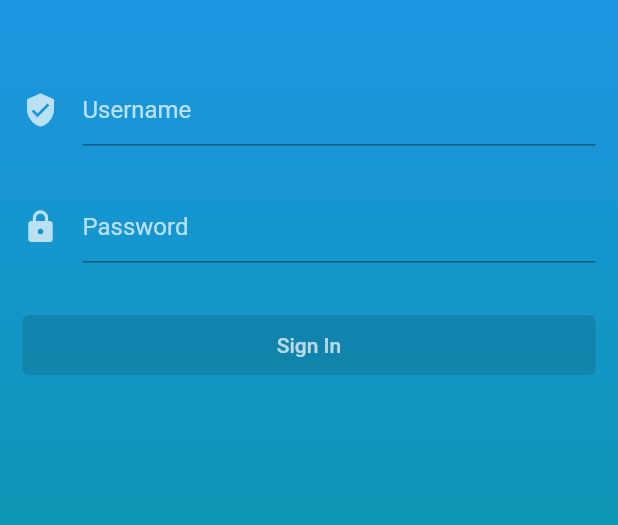
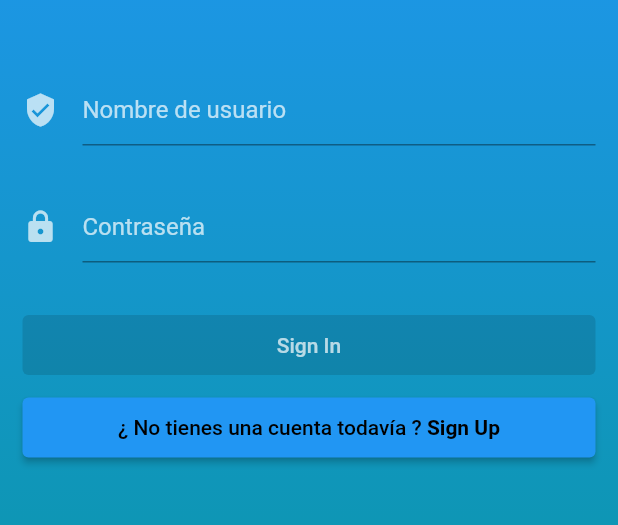
Before and after one commit to YourCourt/YourCourt-MobileFrontend, a Flutter app: the screen it shows after launch, on a phone screen of 412 x 824 dp, the part 192-717 px from its top. Run offline on Flutter 3.47's test engine with Material 2 defaults, Android fonts, the phone set to English and light mode, and no system bars; our stand-ins replace shared_preferences; missing offline and left inert: shared_preferences_web; accounts and stored records are empty.

Commit message:
User Registration
Se ha completado el registro de usuario (sin validación frontend)

```diff
--- a/lib/main.dart
+++ b/lib/main.dart
@@ -2,7 +2,7 @@
 import 'package:flutter/material.dart';
 import 'package:shared_preferences/shared_preferences.dart';
 import 'package:yourcourt/src/Menu.dart';
-import 'package:yourcourt/src/login.dart';
+import 'package:yourcourt/src/Screens/LoginPage.dart';
 
 void main() => runApp(MyApp());
 
--- /dev/null
+++ b/lib/src/Screens/LoginPage.dart
@@ -0,0 +1,171 @@
+import 'dart:convert';
+import 'dart:io';
+import 'package:flutter/material.dart';
+import 'package:flutter/services.dart';
+import 'package:http/http.dart' as http;
+import 'package:shared_preferences/shared_preferences.dart';
+import 'package:yourcourt/src/Utiles/already_have_an_account_check.dart';
+import '../../main.dart';
+import 'SignUpPage.dart';
+
+
+class LoginPage extends StatefulWidget {
+
+  @override
+  _LoginPageState createState() => _LoginPageState();
+}
+
+class _LoginPageState extends State<LoginPage> {
+
+  bool _isLoading = false;
+
+  @override
+  Widget build(BuildContext context) {
+    SystemChrome.setSystemUIOverlayStyle(SystemUiOverlayStyle.light.copyWith(statusBarColor: Colors.transparent));
+    return Scaffold(
+      body: Container(
+        decoration: BoxDecoration(
+          gradient: LinearGradient(
+              colors: [Colors.blue, Colors.teal],
+              begin: Alignment.topCenter,
+              end: Alignment.bottomCenter),
+        ),
+        child: _isLoading ? Center(child: CircularProgressIndicator()) : ListView(
+          children: <Widget>[
+            headerSection(),
+            textSection(),
+            buttonSection(),
+            registerSection(),
+          ],
+        ),
+      ),
+    );
+  }
+
+
+  signIn(String username, password) async {
+    SharedPreferences sharedPreferences = await SharedPreferences.getInstance();
+    Map data = {
+      'username': username,
+      'password': password
+    };
+
+    var jsonResponse;
+    print('JSON encode: ${json.encode(data)}');
+    var response = await http.post("https://dev-yourcourt-api.herokuapp.com/auth/login", body: json.encode(data), headers: {"Accept" : "application/json", "Content-type":"application/json"});
+    if(response.statusCode == 201) {
+      jsonResponse = json.decode(response.body);
+      if(jsonResponse != null) {
+        setState(() {
+          _isLoading = true;
+        });
+        sharedPreferences.setString("token", jsonResponse['token']);
+        sharedPreferences.setString("username", username);
+        print("Username: ${sharedPreferences.get("username")}");
+        Navigator.of(context).pushAndRemoveUntil(MaterialPageRoute(builder: (BuildContext context) =>   MainPage()), (Route<dynamic> route) => false);
+      }
+    }
+    else {
+      setState(() {
+        _isLoading = false;
+      });
+      print(response.body);
+    }
+  }
+
+  Container registerSection() {
+    return Container(
+      width: MediaQuery.of(context).size.width,
+      height: 40.0,
+      padding: EdgeInsets.symmetric(horizontal: 15.0),
+      margin: EdgeInsets.only(top: 15.0),
+      child: ElevatedButton(
+        onPressed: () {
+          Navigator.of(context).pushAndRemoveUntil(MaterialPageRoute(builder: (BuildContext context) =>   SignUpPage()), (Route<dynamic> route) => false);
+        },
+        child: AlreadyHaveAnAccountCheck(
+          login: true,
+          press: () {
+            Navigator.push(
+              context,
+              MaterialPageRoute(
+                builder: (context) {
+                  return SignUpPage();
+                },
+              ),
+            );
+          },
+        ),
+
+      ),
+    );
+  }
+  Container buttonSection() {
+    return Container(
+      width: MediaQuery.of(context).size.width,
+      height: 40.0,
+      padding: EdgeInsets.symmetric(horizontal: 15.0),
+      margin: EdgeInsets.only(top: 15.0),
+      child: ElevatedButton(
+        onPressed: usernameController.text == "" || passwordController.text == "" ? null : () {
+          setState(() {
+            _isLoading = true;
+          });
+          signIn(usernameController.text, passwordController.text);
+        },
+        child: Text("Sign In", style: TextStyle(color: Colors.white70)),
+      ),
+    );
+  }
+
+  final TextEditingController usernameController = new TextEditingController();
+  final TextEditingController passwordController = new TextEditingController();
+
+  Container textSection() {
+    return Container(
+      padding: EdgeInsets.symmetric(horizontal: 15.0, vertical: 20.0),
+      child: Column(
+        children: <Widget>[
+          TextFormField(
+            controller: usernameController,
+            cursorColor: Colors.white,
+            style: TextStyle(color: Colors.black),
+            decoration: InputDecoration(
+              icon: Icon(Icons.verified_user, color: Colors.white70),
+              hintText: "Nombre de usuario",
+              border: UnderlineInputBorder(borderSide: BorderSide(color: Colors.white70)),
+              hintStyle: TextStyle(color: Colors.white70),
+            ),
+          ),
+          SizedBox(height: 30.0),
+          TextFormField(
+            controller: passwordController,
+            cursorColor: Colors.white,
+            obscureText: true,
+            style: TextStyle(color: Colors.white70),
+            decoration: InputDecoration(
+              icon: Icon(Icons.lock, color: Colors.white70),
+              hintText: "Contraseña",
+              border: UnderlineInputBorder(borderSide: BorderSide(color: Colors.white70)),
+              hintStyle: TextStyle(color: Colors.white70),
+            ),
+          ),
+        ],
+      ),
+    );
+  }
+
+  Container headerSection() {
+    return Container(
+      margin: EdgeInsets.only(top: 50.0),
+      padding: EdgeInsets.symmetric(horizontal: 20.0, vertical: 30.0),
+      child: Text("YourCourt",
+          style: TextStyle(
+              color: Colors.white70,
+              fontSize: 40.0,
+              fontWeight: FontWeight.bold)),
+    );
+  }
+
+
+}
--- /dev/null
+++ b/lib/src/Utiles/already_have_an_account_check.dart
@@ -0,0 +1,34 @@
+import 'package:flutter/material.dart';
+
+class AlreadyHaveAnAccountCheck extends StatelessWidget {
+  final bool login;
+  final Function press;
+  const AlreadyHaveAnAccountCheck({
+    Key key,
+    this.login = true,
+    this.press,
+  }) : super(key: key);
+
+  @override
+  Widget build(BuildContext context) {
+    return Row(
+      mainAxisAlignment: MainAxisAlignment.center,
+      children: <Widget>[
+        Text(
+          login ? "¿ No tienes una cuenta todavía ? " : "¿ Ya tienes una cuenta ? ",
+          style: TextStyle(color: Colors.black),
+        ),
+        GestureDetector(
+          onTap: press,
+          child: Text(
+            login ? "Sign Up" : "Sign In",
+            style: TextStyle(
+              color: Colors.black,
+              fontWeight: FontWeight.bold,
+            ),
+          ),
+        )
+      ],
+    );
+  }
+}
--- a/lib/src/login.dart
+++ /dev/null
@@ -1,139 +0,0 @@
-import 'dart:convert';
-import 'dart:io';
-import 'package:flutter/material.dart';
-import 'package:flutter/services.dart';
-import 'package:http/http.dart' as http;
-import 'package:shared_preferences/shared_preferences.dart';
-import '../main.dart';
-
-
-class LoginPage extends StatefulWidget {
-
-  @override
-  _LoginPageState createState() => _LoginPageState();
-}
-
-class _LoginPageState extends State<LoginPage> {
-
-  bool _isLoading = false;
-
-  @override
-  Widget build(BuildContext context) {
-    SystemChrome.setSystemUIOverlayStyle(SystemUiOverlayStyle.light.copyWith(statusBarColor: Colors.transparent));
-    return Scaffold(
-      body: Container(
-        decoration: BoxDecoration(
-          gradient: LinearGradient(
-              colors: [Colors.blue, Colors.teal],
-              begin: Alignment.topCenter,
-              end: Alignment.bottomCenter),
-        ),
-        child: _isLoading ? Center(child: CircularProgressIndicator()) : ListView(
-          children: <Widget>[
-            headerSection(),
-            textSection(),
-            buttonSection(),
-          ],
-        ),
-      ),
-    );
-  }
-
-  signIn(String username, password) async {
-    SharedPreferences sharedPreferences = await SharedPreferences.getInstance();
-    Map data = {
-      'username': username,
-      'password': password
-    };
-
-    var jsonResponse;
-    print('JSON encode: ${json.encode(data)}');
-    var response = await http.post("https://dev-yourcourt-api.herokuapp.com/auth/login", body: json.encode(data), headers: {"Accept" : "application/json", "Content-type":"application/json"});
-    if(response.statusCode == 201) {
-      jsonResponse = json.decode(response.body);
-      if(jsonResponse != null) {
-        setState(() {
-          _isLoading = true;
-        });
-        sharedPreferences.setString("token", jsonResponse['token']);
-        sharedPreferences.setString("username", username);
-        print("Username: ${sharedPreferences.get("username")}");
-        Navigator.of(context).pushAndRemoveUntil(MaterialPageRoute(builder: (BuildContext context) =>   MainPage()), (Route<dynamic> route) => false);
-      }
-    }
-    else {
-      setState(() {
-        _isLoading = false;
-      });
-      print(response.body);
-    }
-  }
-
-  Container buttonSection() {
-    return Container(
-      width: MediaQuery.of(context).size.width,
-      height: 40.0,
-      padding: EdgeInsets.symmetric(horizontal: 15.0),
-      margin: EdgeInsets.only(top: 15.0),
-      child: ElevatedButton(
-        onPressed: usernameController.text == "" || passwordController.text == "" ? null : () {
-          setState(() {
-            _isLoading = true;
-          });
-          signIn(usernameController.text, passwordController.text);
-        },
-        child: Text("Sign In", style: TextStyle(color: Colors.white70)),
-      ),
-    );
-  }
-
-  final TextEditingController usernameController = new TextEditingController();
-  final TextEditingController passwordController = new TextEditingController();
-
-  Container textSection() {
-    return Container(
-      padding: EdgeInsets.symmetric(horizontal: 15.0, vertical: 20.0),
-      child: Column(
-        children: <Widget>[
-          TextFormField(
-            controller: usernameController,
-            cursorColor: Colors.white,
-
-            style: TextStyle(color: Colors.black),
-            decoration: InputDecoration(
-              icon: Icon(Icons.verified_user, color: Colors.white70),
-              hintText: "Username",
-              border: UnderlineInputBorder(borderSide: BorderSide(color: Colors.white70)),
-              hintStyle: TextStyle(color: Colors.white70),
-            ),
-          ),
-          SizedBox(height: 30.0),
-          TextFormField(
-            controller: passwordController,
-            cursorColor: Colors.white,
-            obscureText: true,
-            style: TextStyle(color: Colors.white70),
-            decoration: InputDecoration(
-              icon: Icon(Icons.lock, color: Colors.white70),
-              hintText: "Password",
-              border: UnderlineInputBorder(borderSide: BorderSide(color: Colors.white70)),
-              hintStyle: TextStyle(color: Colors.white70),
-            ),
-          ),
-        ],
-      ),
-    );
-  }
-
-  Container headerSection() {
-    return Container(
-      margin: EdgeInsets.only(top: 50.0),
-      padding: EdgeInsets.symmetric(horizontal: 20.0, vertical: 30.0),
-      child: Text("YourCourt",
-          style: TextStyle(
-              color: Colors.white70,
-              fontSize: 40.0,
-              fontWeight: FontWeight.bold)),
-    );
-  }
-}
```
Also changed, not shown: lib/src/Menu.dart (+33 -3 lines), lib/src/Screens/SignUpPage.dart (added, +229 -0 lines), lib/src/Utiles/date_picker.dart (added, +36 -0 lines), 4 other files.
